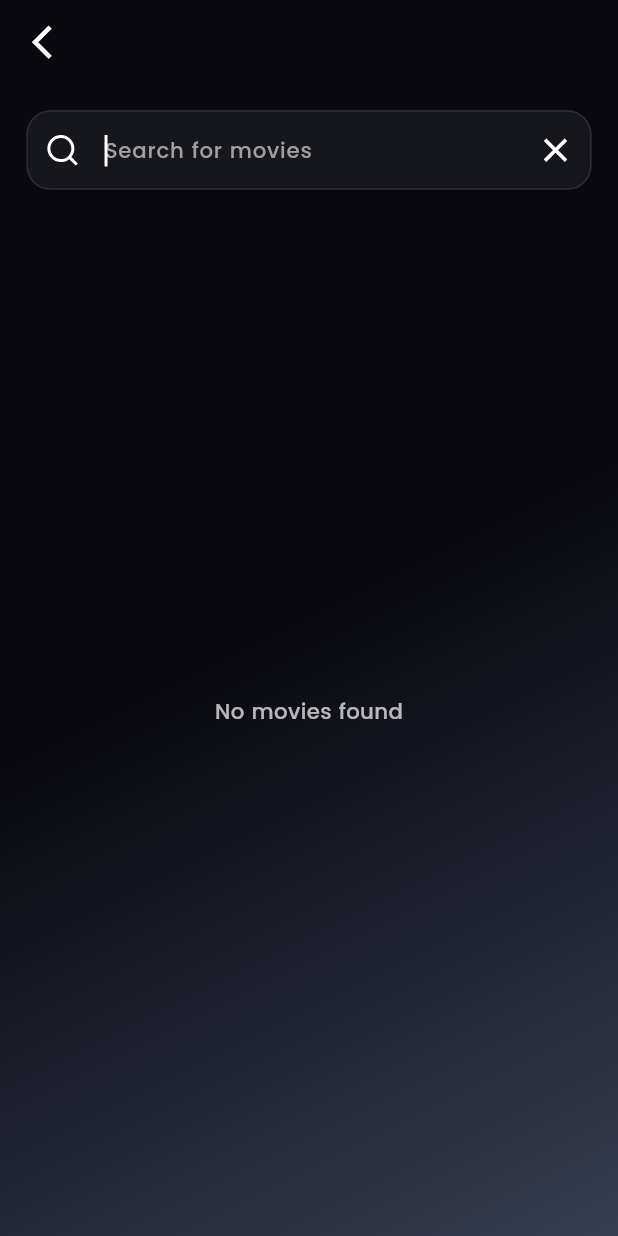
After one commit to hashimsaffarini/Intersect_Task, a Flutter app: the SearchScreen screen opened directly, on a phone screen of 412 x 824 dp. The commit adds this screen. Run offline on Flutter 3.47's test engine with Material 3 defaults, Android fonts, the phone set to English and light mode, and no system bars; our stand-ins replace cached_network_image, dartz, dio, flutter_bloc, flutter_dotenv, flutter_screenutil and 6 more; accounts and stored records are empty; generated files the repository leaves out were written again; network calls fail.

Commit message:
refactore code with widgets encapsulated into separate classes in search screen

```diff
--- /dev/null
+++ b/lib/features/home/ui/widgets/build_search_app_bar.dart
@@ -0,0 +1,23 @@
+import 'package:flutter/material.dart';
+import 'package:flutter_bloc/flutter_bloc.dart';
+import 'package:flutter_screenutil/flutter_screenutil.dart';
+import 'package:intersect_task/features/home/logic/home_cubit.dart';
+
+AppBar buildSearchAppBar(BuildContext context) {
+  return AppBar(
+    backgroundColor: Colors.transparent,
+    surfaceTintColor: Colors.transparent,
+    elevation: 0,
+    leading: IconButton(
+      icon: Icon(
+        Icons.arrow_back_ios_new,
+        color: Colors.white,
+        size: 24.w,
+      ),
+      onPressed: () {
+        context.read<HomeCubit>().fetchMovies();
+        Navigator.pop(context);
+      },
+    ),
+  );
+}
--- /dev/null
+++ b/lib/features/home/ui/widgets/search_bloc_builder.dart
@@ -0,0 +1,87 @@
+import 'package:cached_network_image/cached_network_image.dart';
+import 'package:flutter/material.dart';
+import 'package:flutter_bloc/flutter_bloc.dart';
+import 'package:flutter_screenutil/flutter_screenutil.dart';
+import 'package:intersect_task/core/networking/api_constants.dart';
+import 'package:intersect_task/core/theming/app_colors.dart';
+import 'package:intersect_task/core/theming/app_styles.dart';
+import 'package:intersect_task/features/home/logic/home_cubit.dart';
+import 'package:intersect_task/features/home/logic/home_state.dart';
+import 'package:intersect_task/features/home/ui/featured_details_screen.dart';
+
+class SearchBlocBuilder extends StatelessWidget {
+  const SearchBlocBuilder({
+    super.key,
+  });
+
+  @override
+  Widget build(BuildContext context) {
+    return Expanded(
+      child: BlocBuilder<HomeCubit, HomeState>(
+        builder: (context, state) {
+          final cubit = context.read<HomeCubit>();
+          final filteredMovies = cubit.filteredMovies ?? [];
+          if (filteredMovies.isEmpty) {
+            return Center(
+              child: Text(
+                'No movies found',
+                style: AppStyles.medium14.copyWith(
+                  color: Colors.white70,
+                ),
+              ),
+            );
+          }
+          return ListView.builder(
+            itemCount: filteredMovies.length,
+            itemBuilder: (context, index) {
+              final movie = filteredMovies[index];
+              return GestureDetector(
+                onTap: () {
+                  Navigator.pushNamed(
+                    context,
+                    FeaturedDetailsScreen.routeName,
+                    arguments: movie,
+                  );
+                },
+                child: Padding(
+                  padding: const EdgeInsets.all(8.0),
+                  child: ListTile(
+                    leading: CachedNetworkImage(
+                      imageUrl: ApiConstants.imageBaseUrl +
+                          ApiConstants.posterSize +
+                          (movie.posterPath ?? ''),
+                      width: 50.w,
+                      height: 75.h,
+                      fit: BoxFit.cover,
+                      errorWidget: (context, url, error) =>
+                          const Icon(Icons.error, color: Colors.red),
+                      placeholder: (context, url) =>
+                          const CircularProgressIndicator(
+                        color: AppColors.primaryColor,
+                      ),
+                    ),
+                    title: Text(
+                      movie.title ?? 'Unknown Title',
+                      style: AppStyles.medium14.copyWith(
+                        color: Colors.white,
+                      ),
+                    ),
+                  ),
+                ),
+              );
+            },
+          );
+        },
+      ),
+    );
+  }
+}
+
+OutlineInputBorder buildOutLineInputBorder() {
+  return OutlineInputBorder(
+    borderRadius: BorderRadius.circular(16),
+    borderSide: BorderSide(
+      color: Colors.white.withOpacity(0.1),
+    ),
+  );
+}
--- /dev/null
+++ b/lib/features/home/ui/widgets/text_field_bloc_builder.dart
@@ -0,0 +1,57 @@
+import 'package:flutter/material.dart';
+import 'package:flutter_bloc/flutter_bloc.dart';
+import 'package:flutter_screenutil/flutter_screenutil.dart';
+import 'package:flutter_svg/svg.dart';
+import 'package:intersect_task/core/theming/app_images.dart';
+import 'package:intersect_task/core/theming/app_styles.dart';
+import 'package:intersect_task/features/home/logic/home_cubit.dart';
+import 'package:intersect_task/features/home/logic/home_state.dart';
+import 'package:intersect_task/features/home/ui/widgets/search_bloc_builder.dart';
+
+class TextFieldBlocBuilder extends StatelessWidget {
+  const TextFieldBlocBuilder({super.key});
+
+  @override
+  Widget build(BuildContext context) {
+    return BlocBuilder<HomeCubit, HomeState>(
+      builder: (context, state) {
+        final cubit = context.read<HomeCubit>();
+        return TextField(
+          controller: cubit.searchController,
+          autofocus: true,
+          cursorColor: Colors.white,
+          onChanged: cubit.filterMovies,
+          style: AppStyles.medium14.copyWith(
+            color: Colors.white,
+          ),
+          decoration: InputDecoration(
+            filled: true,
+            fillColor: const Color(0xff767680).withOpacity(0.12),
+            hintText: 'Search for movies',
+            hintStyle: AppStyles.medium14.copyWith(
+              color: const Color(0xffA0A0A0),
+            ),
+            prefixIcon: SvgPicture.asset(
+              Assets.imagesSearch,
+              fit: BoxFit.scaleDown,
+            ),
+            suffixIcon: IconButton(
+              onPressed: () {
+                cubit.searchController.clear();
+                cubit.clearSearch();
+              },
+              icon: Icon(
+                Icons.clear,
+                color: Colors.white,
+                size: 24.w,
+              ),
+            ),
+            border: buildOutLineInputBorder(),
+            focusedBorder: buildOutLineInputBorder(),
+            enabledBorder: buildOutLineInputBorder(),
+          ),
+        );
+      },
+    );
+  }
+}
```
Also changed, not shown: lib/features/home/ui/search_screen.dart (+6 -133 lines).
